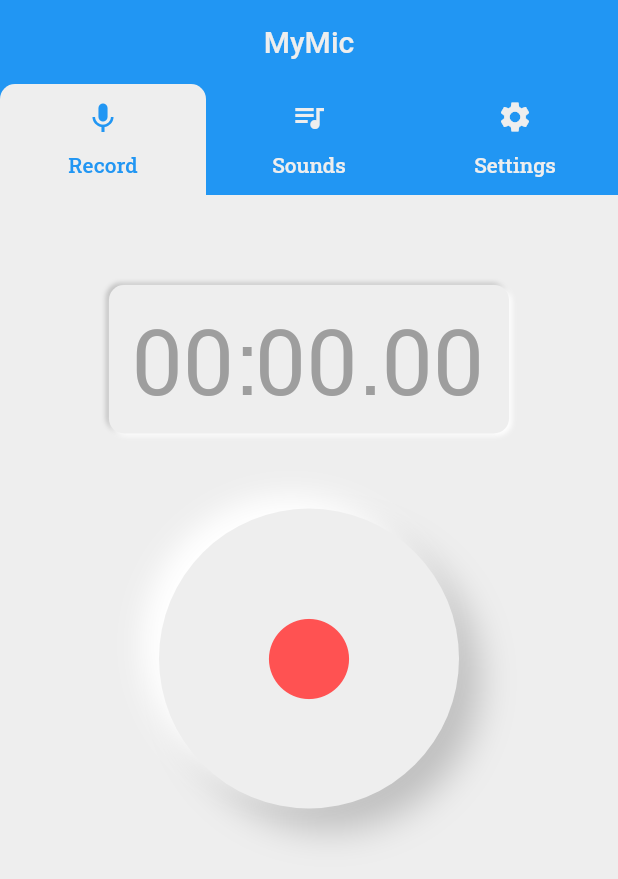
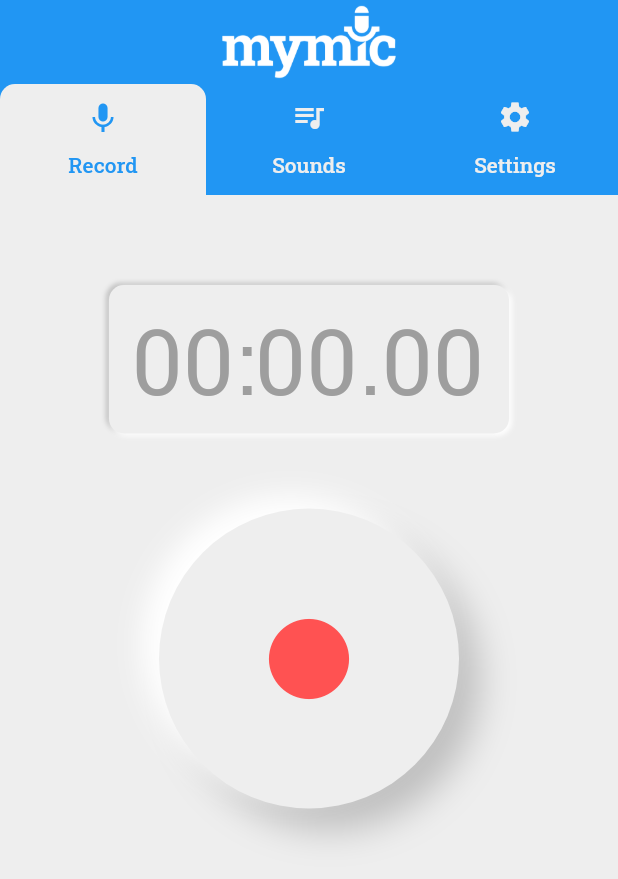
Before and after one commit to tcollard/fluttterSoundApp, a Flutter app: the screen it shows after launch, on a phone screen of 412 x 824 dp. Shown: the top 879 px of the screen. Run offline on Flutter 3.47's test engine with Material 2 defaults, Android fonts, the phone set to English and light mode, and no system bars; our stand-ins replace audioplayers, dynamic_theme, flutter_spinkit, google_fonts, permission_handler; missing offline and left inert: audio_recorder, flare_splash_screen, flutter_material_color_picker, flutter_share; Roboto replaces fonts that are missing (Monoton); statements that could not run were skipped.

Commit message:
feat: 🎸 (main.dart & logo.dart) Add logo on appbar

```diff
--- a/myapp/lib/main.dart
+++ b/myapp/lib/main.dart
@@ -6,6 +6,7 @@ import 'package:myapp/utils/cache.dart';
 import 'package:google_fonts/google_fonts.dart';
 import 'package:flare_splash_screen/flare_splash_screen.dart';
 import 'package:flutter/services.dart';
+import 'package:myapp/utils/logo.dart';
 
 void main() {
   final timerService = TimerService();
@@ -96,11 +97,7 @@ class _MyAppState extends State<MyApp> {
             length: _listPages.length,
             child: Scaffold(
               appBar: AppBar(
-                title: Text(
-                  'MyMic',
-                  style:
-                      GoogleFonts.monoton(color: theme.scaffoldBackgroundColor),
-                ),
+                title: Logo(),
                 centerTitle: true,
                 backgroundColor: theme.primaryColor,
                 elevation: 0,
--- a/myapp/lib/pages/settings.dart
+++ b/myapp/lib/pages/settings.dart
@@ -4,6 +4,7 @@ import 'package:flutter_material_color_picker/flutter_material_color_picker.dart
 import 'package:google_fonts/google_fonts.dart';
 import 'package:myapp/utils/cache.dart';
 import 'package:permission_handler/permission_handler.dart';
+import 'package:myapp/utils/logo.dart';
 
 class SettingsPage extends StatefulWidget {
   @override
@@ -60,6 +61,7 @@ class _SettingsPageState extends State<SettingsPage> {
         ));
         Cache().setCache('themeColor', _color.value);
         Cache().setCache('darkModeState', darkModeState);
+        LogoPath().changeLogo(darkModeState);
       }),
     );
   }
@@ -129,6 +131,7 @@ class _SettingsPageState extends State<SettingsPage> {
                 setState(() {
                   darkModeState = value;
                   Cache().setCache('darkModeState', value);
+                  LogoPath().changeLogo(darkModeState);
                   DynamicTheme.of(context).setThemeData(ThemeData(
                     textTheme: GoogleFonts.robotoSlabTextTheme().apply(
                       bodyColor: (darkModeState) ? Colors.white : Colors.black,
--- /dev/null
+++ b/myapp/lib/utils/logo.dart
@@ -0,0 +1,53 @@
+import 'package:flutter/material.dart';
+import 'package:myapp/utils/cache.dart';
+
+class LogoPath {
+  String _logoPath;
+  String _logoLm;
+  String _logoBm;
+
+  static final LogoPath _logo = LogoPath._internal();
+
+  factory LogoPath() => _logo;
+
+  LogoPath._internal() {
+    _logoPath = 'lib/asset/icons/mymic_bm.png';
+    _logoBm = 'lib/asset/icons/mymic_bm.png';
+    _logoLm = 'lib/asset/icons/mymic_lm.png';
+  }
+
+  String getLogo() => _logoPath;
+
+  changeLogo(darkModeState) {
+    _logoPath = (darkModeState == true) ? _logoBm : _logoLm;
+  }
+}
+
+class Logo extends StatefulWidget {
+  @override
+  _LogoState createState() => _LogoState();
+}
+
+class _LogoState extends State<Logo> {
+  LogoPath _logo = LogoPath();
+
+  @override
+  void initState() {
+    Cache().getCacheOnKey('darkModeState').then((state) {
+      setState(() {
+        _logo.changeLogo(state);
+      });
+    });
+    super.initState();
+  }
+
+  @override
+  Widget build(BuildContext context) {
+    double _width = MediaQuery.of(context).size.width * 0.8;
+    return Image.asset(
+      _logo.getLogo(),
+      width: _width,
+      height: 50,
+    );
+  }
+}
--- a/myapp/pubspec.yaml
+++ b/myapp/pubspec.yaml
@@ -57,6 +57,8 @@ flutter:
   # To add assets to your application, add an assets section, like this:
   assets:
     - lib/asset/animation/MyMic.flr
+    - lib/asset/icons/mymic_bm.png
+    - lib/asset/icons/mymic_lm.png
   #   - fonts/RobotoSla-Regular.ttf
   #  - images/a_dot_burr.jpeg
   #  - images/a_dot_ham.jpeg
```
Also changed, not shown: myapp/lib/asset/icons/mymic_bm.png (added), myapp/lib/asset/icons/mymic_lm.png (added).
